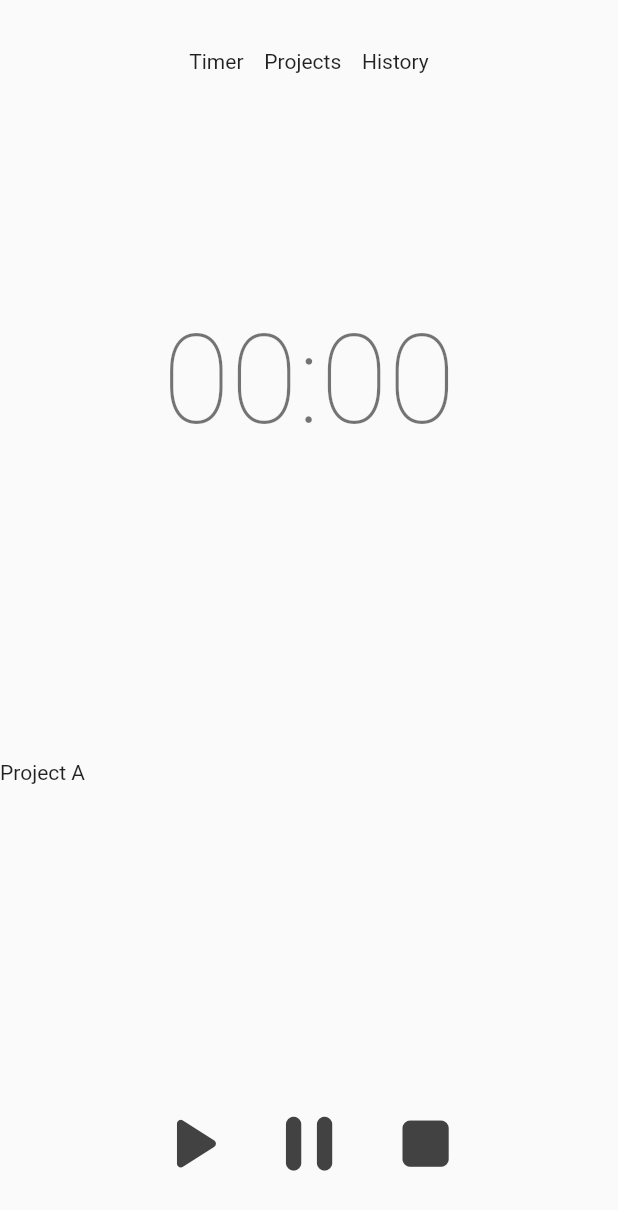
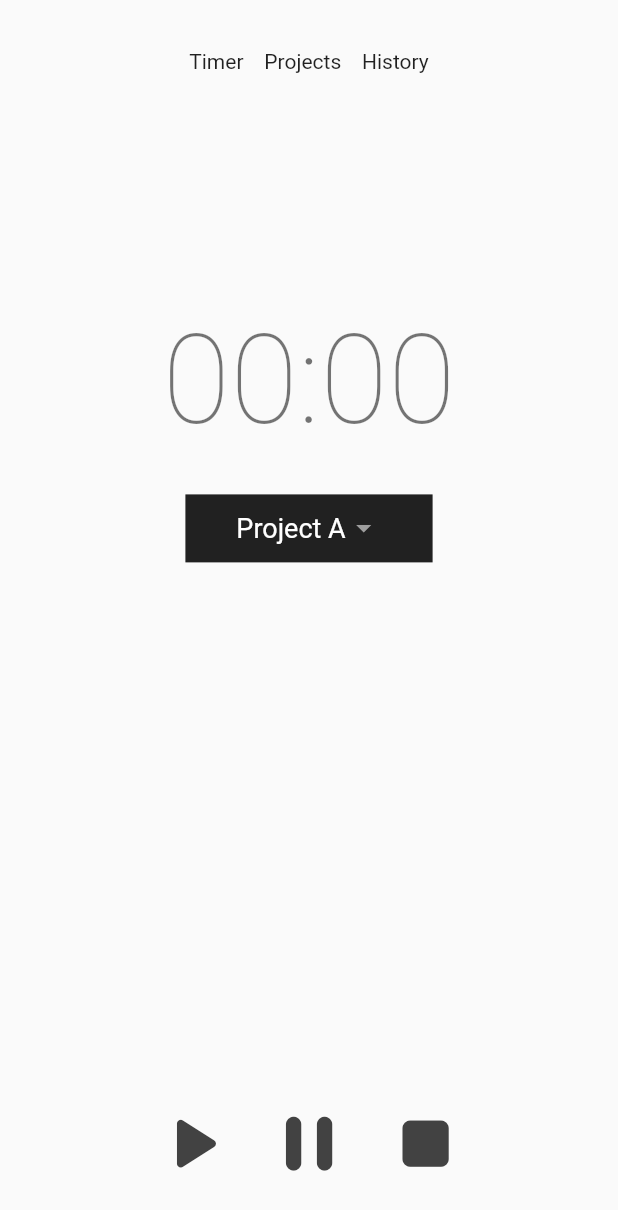
Before and after one commit to pp7rd/worktimer, a Flutter app: the screen it shows after launch, on a phone screen of 412 x 824 dp. Shown: the top 1210 px of the screen. Run offline on Flutter 3.47's test engine with Material 2 defaults, Android fonts, the phone set to English and light mode, and no system bars; our stand-ins replace google_fonts; Roboto replaces fonts that are missing (TextStyle).

Commit message:
Add project dropdown

```diff
--- a/lib/main.dart
+++ b/lib/main.dart
@@ -161,14 +161,47 @@ class _MyHomePageState extends State<MyHomePage> {
         ),
       );
 
+  String dropdownValue = 'Project A';
+
   // Projects
   Widget _projects(BuildContext context) => Container(
       height: 0.45 * height(context),
       //decoration: new BoxDecoration(
       //  color: Colors.grey.shade300,
       //),
+      alignment: Alignment.topCenter,
       child: Row(
-        children: <Widget>[Text("Project A")],
+        children: <Widget>[
+          SizedBox(
+              width: 0.3 * width(context), height: 0.055 * height(context)),
+          Container(
+              height: 0.055 * height(context),
+              width: 0.4 * width(context),
+              color: Colors.grey.shade900,
+              alignment: Alignment.center,
+              child: DropdownButton(
+                value: dropdownValue,
+                dropdownColor: Colors.grey.shade700,
+                style: const TextStyle(color: Colors.white, fontSize: 18),
+                onChanged: (String newValue) {
+                  setState(() {
+                    dropdownValue = newValue;
+                  });
+                },
+                iconEnabledColor: Colors.grey.shade500,
+                underline: Container(
+                  height: 2,
+                  color: Colors.grey.shade900,
+                ),
+                items: <String>['Project A', 'Project B', 'Project C']
+                    .map<DropdownMenuItem<String>>((String value) {
+                  return DropdownMenuItem<String>(
+                    value: value,
+                    child: Text(value),
+                  );
+                }).toList(),
+              )),
+        ],
       ));
 
   // Buttons
```
